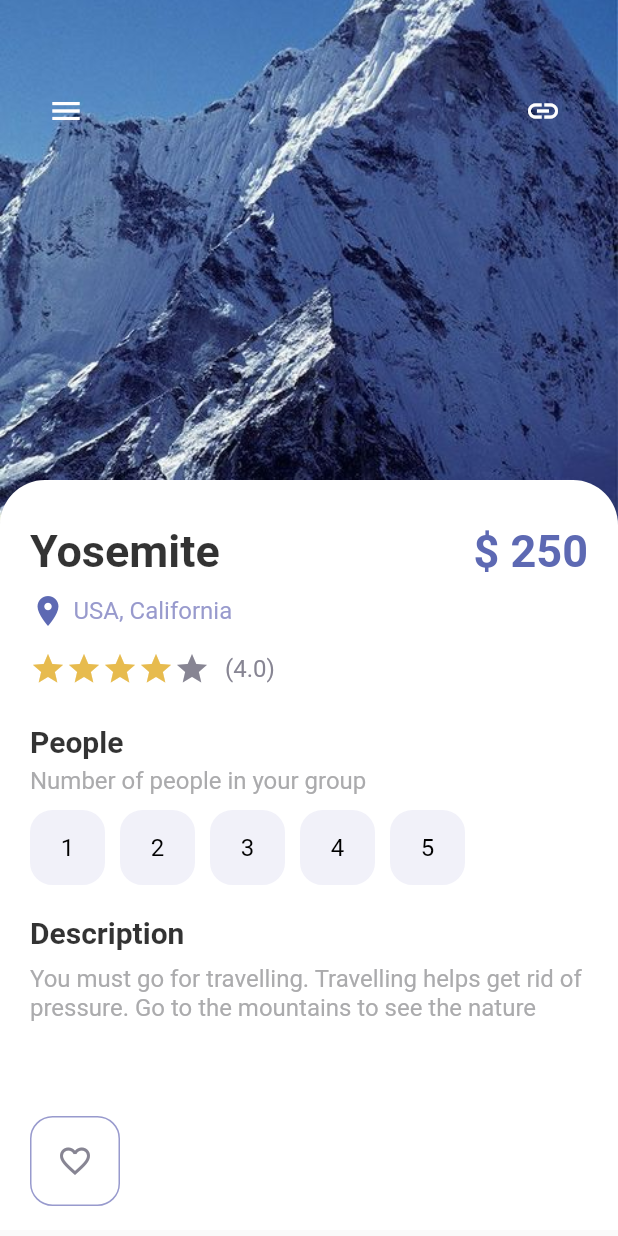
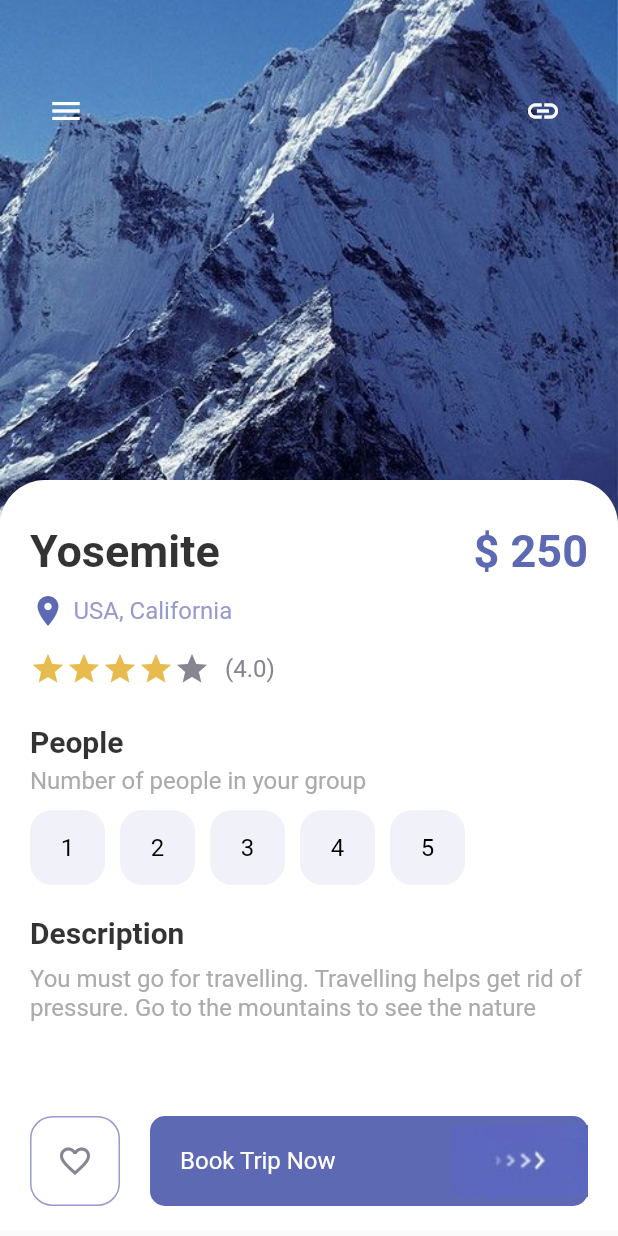
Before and after one commit to Elmurodjon01/travel_info_app, a Flutter app: the screen it shows after launch, on a phone screen of 412 x 824 dp. Run offline on Flutter 3.47's test engine with Material 2 defaults, Android fonts, the phone set to English and light mode, and no system bars.

```diff
--- a/lib/pages/detailedPage.dart
+++ b/lib/pages/detailedPage.dart
@@ -6,6 +6,7 @@ import 'package:flutter_cubit/misc/colors.dart';
 import 'package:flutter_cubit/reUsables/app_Button.dart';
 import 'package:flutter_cubit/reUsables/boldText.dart';
 import 'package:flutter_cubit/reUsables/intro_nonBoldText.dart';
+import 'package:flutter_cubit/reUsables/responsiveButton.dart';
 
 class DetailedInfoPage extends StatefulWidget {
   const DetailedInfoPage({Key? key}) : super(key: key);
@@ -204,6 +205,7 @@ class _DetailedInfoPageState extends State<DetailedInfoPage> {
             Positioned(
               bottom: 20,
               left: 20,
+              right: 20,
               child: Row(
                 children: [
                   AppButton(
@@ -214,7 +216,10 @@ class _DetailedInfoPageState extends State<DetailedInfoPage> {
                   isIcon: true,
                   icon: Icons.favorite_border,
                   ),
-
+                  SizedBox(width: 20),
+                  ResponsiveButton(
+                    isResponsive: true,
+                  ),
                 ],
               ),
             ),
--- a/lib/reUsables/responsiveButton.dart
+++ b/lib/reUsables/responsiveButton.dart
@@ -1,25 +1,35 @@
 import 'package:flutter/cupertino.dart';
+import 'package:flutter/material.dart';
 import 'package:flutter_cubit/misc/colors.dart';
+import 'package:flutter_cubit/reUsables/intro_nonBoldText.dart';
 
 class ResponsiveButton extends StatelessWidget {
-  bool? isReponsive;
+  bool? isResponsive;
   double? width;
-  ResponsiveButton({this.isReponsive = false, this.width});
+  ResponsiveButton({this.isResponsive = false, this.width = 120});
 
   @override
   Widget build(BuildContext context) {
-    return Container(
-      width: width,
+    return Flexible(
+      child: Container(
+        width: isResponsive ==true? double.maxFinite: width,
         height: 60,
         decoration: BoxDecoration(
           borderRadius: BorderRadius.circular(10),
           color: AppColors.mainColor,
         ),
         child: Row(
-        mainAxisAlignment: MainAxisAlignment.center,
+          mainAxisAlignment: isResponsive == true
+              ? MainAxisAlignment.spaceBetween
+              : MainAxisAlignment.center,
           children: [
+            isResponsive == true
+                ? Container(margin: const EdgeInsets.only(left: 20),
+                child: NonBoldText(text: 'Book Trip Now', textColor: Colors.white),)
+                : Container(),
             Image.asset('img/button-one.png'),
           ],
+        ),
       ),
     );
   }
```
Lines whose indentation alone changed are shown as unchanged.
